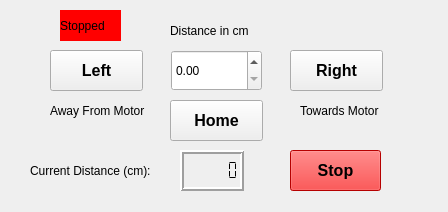
Before: the Qt Designer form devices/StepperMotor/Hakeem_StepperMotors.ui in nfbeier/15tw-smartsystem, drawn with Qt 5.
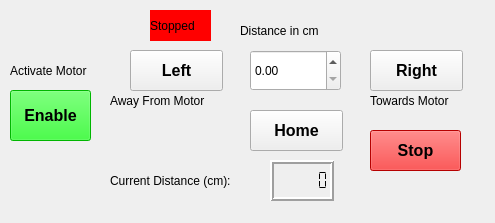
After: the same form once the commit is applied.

Commit message: Added a push button to enable and disable the stepper motor

Patch:
```diff
--- a/devices/StepperMotor/Hakeem_StepperMotors.ui
+++ b/devices/StepperMotor/Hakeem_StepperMotors.ui
@@ -6,8 +6,8 @@
    <rect>
     <x>0</x>
     <y>0</y>
-    <width>448</width>
-    <height>212</height>
+    <width>495</width>
+    <height>223</height>
    </rect>
   </property>
   <property name="windowTitle">
@@ -19,7 +19,7 @@
   <widget class="QPushButton" name="LeftButton">
    <property name="geometry">
     <rect>
-     <x>50</x>
+     <x>130</x>
      <y>50</y>
      <width>93</width>
      <height>41</height>
@@ -39,8 +39,8 @@
   <widget class="QPushButton" name="HomeButton">
    <property name="geometry">
     <rect>
-     <x>170</x>
-     <y>100</y>
+     <x>250</x>
+     <y>110</y>
      <width>93</width>
      <height>41</height>
     </rect>
@@ -59,7 +59,7 @@
   <widget class="QPushButton" name="RightButton">
    <property name="geometry">
     <rect>
-     <x>290</x>
+     <x>370</x>
      <y>50</y>
      <width>93</width>
      <height>41</height>
@@ -79,8 +79,8 @@
   <widget class="QLCDNumber" name="DisplayCurrentDistance">
    <property name="geometry">
     <rect>
-     <x>180</x>
-     <y>150</y>
+     <x>270</x>
+     <y>160</y>
      <width>64</width>
      <height>41</height>
     </rect>
@@ -286,8 +286,8 @@
   <widget class="QPushButton" name="StopButton">
    <property name="geometry">
     <rect>
-     <x>290</x>
-     <y>150</y>
+     <x>370</x>
+     <y>130</y>
      <width>91</width>
      <height>41</height>
     </rect>
@@ -313,7 +313,7 @@
   <widget class="QLabel" name="MotorStatusLabel">
    <property name="geometry">
     <rect>
-     <x>60</x>
+     <x>150</x>
      <y>10</y>
      <width>61</width>
      <height>31</height>
@@ -334,7 +334,7 @@
   <widget class="QDoubleSpinBox" name="MovingDistance">
    <property name="geometry">
     <rect>
-     <x>171</x>
+     <x>250</x>
      <y>50</y>
      <width>91</width>
      <height>41</height>
@@ -344,8 +344,8 @@
   <widget class="QLabel" name="LeftDirectionLabel">
    <property name="geometry">
     <rect>
-     <x>50</x>
-     <y>100</y>
+     <x>110</x>
+     <y>90</y>
      <width>121</width>
      <height>21</height>
     </rect>
@@ -362,8 +362,8 @@
   <widget class="QLabel" name="RightDirectionLabel">
    <property name="geometry">
     <rect>
-     <x>300</x>
-     <y>100</y>
+     <x>370</x>
+     <y>90</y>
      <width>101</width>
      <height>21</height>
     </rect>
@@ -380,7 +380,7 @@
   <widget class="QLabel" name="DistanceLabel">
    <property name="geometry">
     <rect>
-     <x>170</x>
+     <x>240</x>
      <y>20</y>
      <width>101</width>
      <height>21</height>
@@ -398,8 +398,8 @@
   <widget class="QLabel" name="CurrentPositionLabel">
    <property name="geometry">
     <rect>
-     <x>30</x>
-     <y>160</y>
+     <x>110</x>
+     <y>170</y>
      <width>151</width>
      <height>21</height>
     </rect>
@@ -413,6 +413,51 @@
     <string>Current Distance (cm):</string>
    </property>
   </widget>
+  <widget class="QPushButton" name="toggleMotorButton">
+   <property name="geometry">
+    <rect>
+     <x>10</x>
+     <y>90</y>
+     <width>81</width>
+     <height>51</height>
+    </rect>
+   </property>
+   <property name="font">
+    <font>
+     <pointsize>12</pointsize>
+     <weight>75</weight>
+     <italic>false</italic>
+     <bold>true</bold>
+    </font>
+   </property>
+   <property name="autoFillBackground">
+    <bool>false</bool>
+   </property>
+   <property name="styleSheet">
+    <string notr="true">background-color: rgb(0, 255, 0);</string>
+   </property>
+   <property name="text">
+    <string>Enable</string>
+   </property>
+  </widget>
+  <widget class="QLabel" name="toggleMotorButtonLabel">
+   <property name="geometry">
+    <rect>
+     <x>10</x>
+     <y>60</y>
+     <width>101</width>
+     <height>21</height>
+    </rect>
+   </property>
+   <property name="font">
+    <font>
+     <pointsize>9</pointsize>
+    </font>
+   </property>
+   <property name="text">
+    <string>Activate Motor</string>
+   </property>
+  </widget>
  </widget>
  <resources/>
  <connections/>
```
